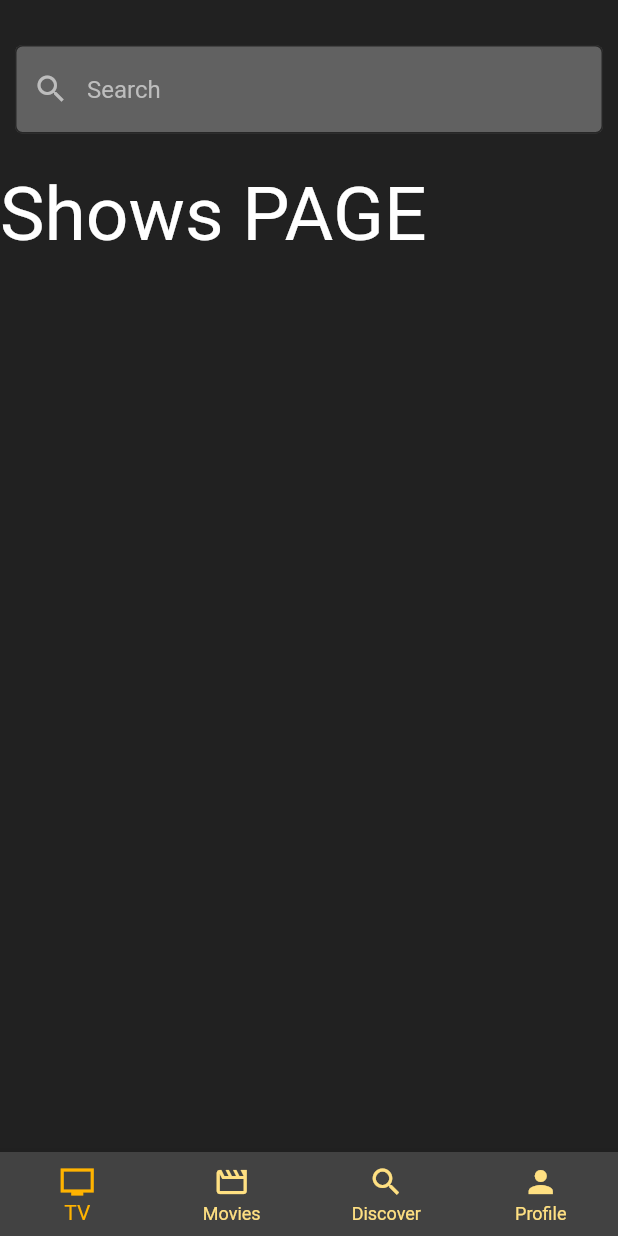
After one commit to MahmoudIbrahim1012/movie_app, a Flutter app: the Shows screen opened by its route, on a phone screen of 412 x 824 dp. The commit adds this screen. Run offline on Flutter 3.47's test engine with Material 2 defaults, Android fonts, the light colour scheme and no system bars; our stand-ins replace flutter_spinkit; statements that could not run were skipped.

Commit message:
Navigation completed

```diff
--- a/lib/Misc/NavigationBar.dart
+++ b/lib/Misc/NavigationBar.dart
@@ -2,10 +2,26 @@ import 'package:flutter/cupertino.dart';
 import 'package:flutter/material.dart';
 
 class NavigationBar extends StatelessWidget {
-  const NavigationBar({
-    Key key,
-  }) : super(key: key);
 
+  int currentIndex;
+  BuildContext context;
+  NavigationBar({this.currentIndex, this.context});
+
+  void switchPage(index)
+  {
+    switch(index){
+      case 0:
+        Navigator.pushReplacementNamed(context, '/shows');
+        break;
+      case 1:
+        Navigator.pushReplacementNamed(context, '/movies');
+        break;
+      case 2:
+        Navigator.pushReplacementNamed(context, '/home');
+        break;
+  }
+
+  }
   @override
   Widget build(BuildContext context) {
     return BottomNavigationBar(
@@ -13,7 +29,22 @@ class NavigationBar extends StatelessWidget {
       backgroundColor: Colors.grey[800],
       selectedItemColor: Colors.amber[600],
       unselectedItemColor: Colors.amber[200],
-      currentIndex: 2,
+      currentIndex: currentIndex,
+      onTap:(index) {
+        switch(index){
+          case 0:
+            Navigator.pushReplacementNamed(context, '/shows');
+            break;
+          case 1:
+            Navigator.pushReplacementNamed(context, '/movies');
+            break;
+          case 2:
+            Navigator.pushReplacementNamed(context, '/home');
+            break;
+        }
+
+      } ,
+
       items: [
         BottomNavigationBarItem(
           icon: Icon(Icons.tv_sharp),
--- /dev/null
+++ b/lib/Pages/TV.dart
@@ -0,0 +1,45 @@
+import 'package:flutter/material.dart';
+import 'package:movie_app/Misc/NavigationBar.dart';
+import 'package:movie_app/Misc/SearchTextField.dart';
+
+class Shows extends StatefulWidget {
+  @override
+  _ShowsState createState() => _ShowsState();
+}
+
+class _ShowsState extends State<Shows> {
+  @override
+  Widget build(BuildContext context) {
+    return Scaffold(
+      backgroundColor: Colors.grey[900],
+      body: Padding(
+        padding: EdgeInsets.fromLTRB(0, 30, 0, 0),
+        child: Column(mainAxisAlignment: MainAxisAlignment.start, children: [
+          Row(
+            children: [
+              SizedBox(width: 10),
+              Flexible(
+                child: SearchTextField(),
+              ),
+              SizedBox(width: 10),
+            ], // First Row Children
+          ),
+          SizedBox(height: 25),
+          Row(
+            children: [
+              Text(
+                  "Shows PAGE",
+                  style: TextStyle(
+                    fontSize: 50,
+                    color: Colors.white,
+                  )
+              ),
+            ], // Row Children
+          ),
+        ] // Column Children,
+        ),
+      ),
+      bottomNavigationBar: NavigationBar(currentIndex: 0),
+    );
+  }
+}
--- /dev/null
+++ b/lib/main.dart
@@ -0,0 +1,16 @@
+import 'package:flutter/material.dart';
+import 'package:movie_app/Pages/Movies.dart';
+import 'package:movie_app/Pages/TV.dart';
+import 'Pages/Home.dart';
+import 'Pages/Loading.dart';
+
+void main() => runApp(MaterialApp(
+    initialRoute: '/',
+    routes: {
+      '/': (context) => Loading(),
+      '/home': (context) => Home(),
+      '/movies': (context) => Movies(),
+      '/shows': (context) => Shows(),
+      // '/routename': (context) => routepage(),
+    }
+));
--- a/pubspec.yaml
+++ b/pubspec.yaml
@@ -23,6 +23,7 @@ environment:
 dependencies:
   flutter:
     sdk: flutter
+  flutter_spinkit: "^4.1.2"
 
 
   # The following adds the Cupertino Icons font to your application.
```
Also changed, not shown: lib/Pages/Home.dart (renamed from lib/Pages/main.dart, +12 -9 lines), lib/Pages/Loading.dart (added, +35 -0 lines), lib/Pages/Movies.dart (added, +45 -0 lines), pubspec.lock.
